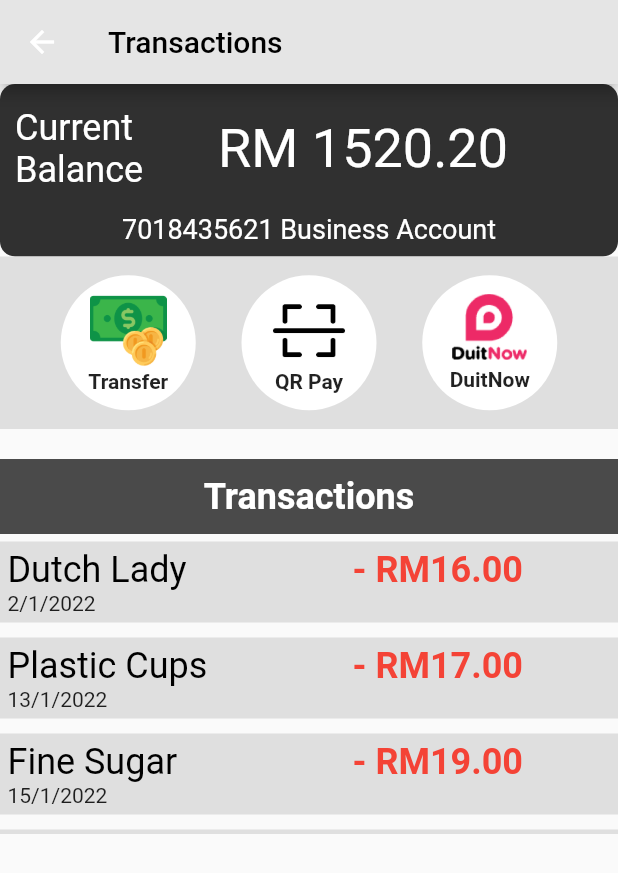
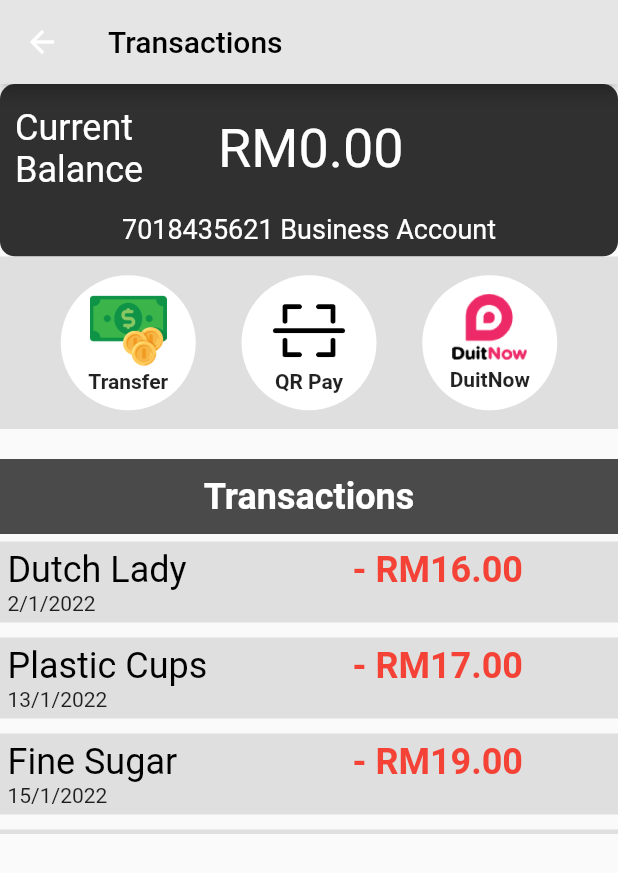
Before and after one commit to Addin15/amz_finance, a Flutter app: the ViewWallet screen opened directly with empty values, after a tap on "Transactions", on a phone screen of 412 x 824 dp. Shown: the top 873 px of the screen. Run offline on Flutter 3.47's test engine with Material 2 defaults, Android fonts, the phone set to English and light mode, and no system bars; our stand-ins replace cloud_firestore, firebase_auth, firebase_core, syncfusion_flutter_charts; accounts and stored records are empty.

Commit message:
stream budget and transactions

```diff
--- a/lib/models/bank.dart
+++ b/lib/models/bank.dart
@@ -1,12 +1,14 @@
 class Bank {
   String? bank;
   String? accountNumber;
+  String? accountType;
   double? balance;
 
-  Bank({this.bank, this.accountNumber, this.balance});
+  Bank({this.bank, this.accountNumber, this.accountType, this.balance});
 
   Bank.fromSnapshot(String accNumber, Map<String, dynamic> snapshot)
       : bank = snapshot['bank'],
         accountNumber = accNumber,
+        accountType = snapshot['accountType'],
         balance = snapshot['balance'].toDouble();
 }
--- a/lib/pages/transactions.dart
+++ b/lib/pages/transactions.dart
@@ -1,8 +1,11 @@
+import 'package:amz_finance/models/bank.dart';
 import 'package:flutter/material.dart';
 import 'categorizing.dart';
 
 class Transactions extends StatelessWidget {
-  const Transactions({Key? key}) : super(key: key);
+  const Transactions(this.bank, {Key? key}) : super(key: key);
+
+  final Bank? bank;
 
   @override
   Widget build(BuildContext context) {
@@ -34,7 +37,7 @@ class Transactions extends StatelessWidget {
                       width: 50,
                     ),
                     Text(
-                      'RM 1520.20',
+                      'RM${bank!.balance!.toStringAsFixed(2)}',
                       style: TextStyle(color: Colors.white, fontSize: 36),
                     )
                   ],
--- a/lib/pages/view_wallet.dart
+++ b/lib/pages/view_wallet.dart
@@ -47,16 +47,6 @@ class ViewWallet extends StatelessWidget {
           ],
         ),
         backgroundColor: Colors.white,
-        actions: [
-          IconButton(
-              onPressed: () {},
-              icon: Icon(
-                Icons.menu,
-                size: 40,
-                color: Colors.black54,
-              )),
-          SizedBox(width: 20),
-        ],
       ),
       body: Container(
         padding: const EdgeInsets.all(20),
@@ -136,8 +126,10 @@ class ViewWallet extends StatelessWidget {
               mainAxisAlignment: MainAxisAlignment.spaceBetween,
               children: [
                 ManageContainer(
-                  onTap: () => Navigator.push(context,
-                      CupertinoPageRoute(builder: (context) => Transactions())),
+                  onTap: () => Navigator.push(
+                      context,
+                      CupertinoPageRoute(
+                          builder: (context) => Transactions(bank))),
                   label: 'Transactions',
                 ),
                 ManageContainer(
--- a/lib/pages/wallet_dashboard.dart
+++ b/lib/pages/wallet_dashboard.dart
@@ -1,6 +1,7 @@
 import 'package:amz_finance/constant/constant.dart';
 import 'package:amz_finance/models/bank.dart';
 import 'package:amz_finance/pages/budgeting.dart';
+import 'package:amz_finance/pages/expenses_dashboard.dart';
 import 'package:amz_finance/pages/view_wallet.dart';
 import 'package:amz_finance/services/auth.dart';
 import 'package:amz_finance/services/database.dart';
@@ -122,7 +123,10 @@ class WalletDashboard extends StatelessWidget {
                 trailing: Icon(Icons.arrow_forward_ios_outlined),
               ),
               ListTile(
-                onTap: () {},
+                onTap: () => Navigator.push(
+                    context,
+                    CupertinoPageRoute(
+                        builder: (context) => ExpensesDashboard())),
                 contentPadding: EdgeInsets.only(left: 10),
                 title: Text(
                   'Overall expenses',
```
Also changed, not shown: lib/models/expense.dart (+4 -4 lines), lib/pages/expenses_dashboard.dart (+66 -34 lines), lib/services/database.dart (+12 -0 lines).
